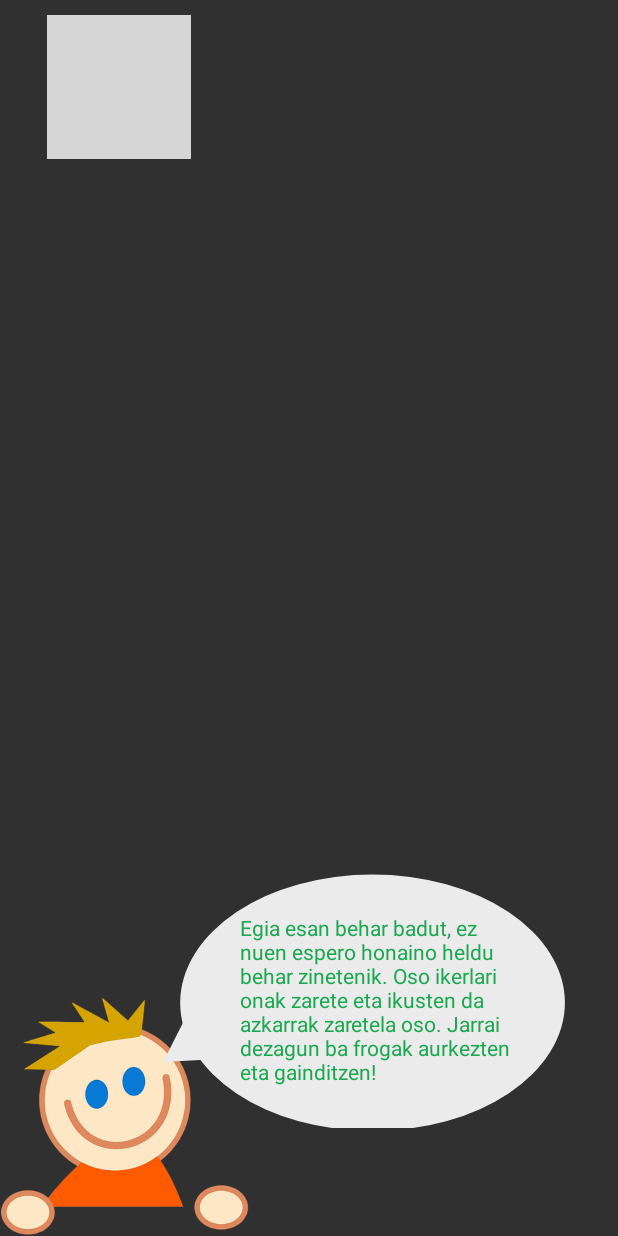
After one commit to Marck-G/LaudioApp, an Android app: the Katuxa1Activity screen opened directly, with no data from a screen before it, on a phone screen of 412 x 824 dp. The commit adds this screen. Run offline under Robolectric (Android 15) with nearby library versions, the phone set to English and light mode, and no system bars; grey boxes are pictures that could not be loaded.

Commit message:
Creada la clase Katuxa1
Signed-off-by: Marck C. Guzmán <marck.guzman.dev@gmail.com>

```diff
--- /dev/null
+++ b/app/src/main/java/com/dev/mohawk/laudioapp/Katuxa1Activity.java
@@ -0,0 +1,13 @@
+package com.dev.mohawk.laudioapp;
+
+import android.support.v7.app.AppCompatActivity;
+import android.os.Bundle;
+
+public class Katuxa1Activity extends AppCompatActivity {
+
+    @Override
+    protected void onCreate(Bundle savedInstanceState) {
+        super.onCreate(savedInstanceState);
+        setContentView(R.layout.activity_katuxa1);
+    }
+}
--- /dev/null
+++ b/app/src/main/res/layout/activity_katuxa1.xml
@@ -0,0 +1,76 @@
+<?xml version="1.0" encoding="utf-8"?>
+<android.support.constraint.ConstraintLayout xmlns:android="http://schemas.android.com/apk/res/android"
+    xmlns:app="http://schemas.android.com/apk/res-auto"
+    xmlns:tools="http://schemas.android.com/tools"
+    android:layout_width="match_parent"
+    android:layout_height="match_parent"
+    tools:context=".Katuxa1Activity">
+
+    <android.support.constraint.ConstraintLayout
+        android:id="@+id/katuxa1_txomin"
+        android:layout_width="wrap_content"
+        android:layout_height="262dp"
+        app:layout_constraintBottom_toBottomOf="parent"
+        app:layout_constraintStart_toStartOf="parent">
+
+        <ImageView
+            android:layout_width="172dp"
+            android:layout_height="160dp"
+            android:src="@drawable/txomin"
+            app:layout_constraintBottom_toBottomOf="parent"
+            tools:layout_editor_absoluteX="0dp" />
+
+        <android.support.constraint.ConstraintLayout
+            android:id="@+id/katuxa1_dialogo"
+            android:layout_width="284dp"
+            android:layout_height="178dp"
+            android:layout_marginStart="100dp"
+            android:layout_marginLeft="100dp"
+            android:layout_marginBottom="72dp"
+            app:layout_constraintBottom_toBottomOf="parent"
+            app:layout_constraintStart_toStartOf="parent">
+
+            <ImageView
+                android:id="@+id/imageView14"
+                android:layout_width="300dp"
+                android:layout_height="189dp"
+                android:layout_marginTop="7dp"
+                android:layout_marginBottom="7dp"
+                android:src="@drawable/ic_bocatatx"
+                app:layout_constraintBottom_toBottomOf="parent"
+                app:layout_constraintEnd_toEndOf="parent"
+                app:layout_constraintStart_toStartOf="parent"
+                app:layout_constraintTop_toTopOf="parent" />
+
+            <TextView
+                android:id="@+id/txomin15"
+                android:layout_width="185dp"
+                android:layout_height="122dp"
+                android:layout_marginTop="8dp"
+                android:text="@string/txomin15"
+                android:textColor="@color/verde4"
+                app:layout_constraintBottom_toBottomOf="@+id/imageView14"
+                app:layout_constraintEnd_toEndOf="@+id/imageView14"
+                app:layout_constraintHorizontal_bias="0.591"
+                app:layout_constraintStart_toStartOf="@+id/imageView14"
+                app:layout_constraintTop_toTopOf="@+id/imageView14"
+                app:layout_constraintVertical_bias="0.53999996" />
+        </android.support.constraint.ConstraintLayout>
+    </android.support.constraint.ConstraintLayout>
+
+    <android.support.constraint.ConstraintLayout
+        android:id="@+id/katuxa1_img"
+        android:layout_width="350dp"
+        android:layout_height="457dp"
+        android:layout_marginTop="10dp"
+        app:layout_constraintEnd_toEndOf="parent"
+        app:layout_constraintStart_toStartOf="parent"
+        app:layout_constraintTop_toTopOf="parent">
+
+        <ImageView
+            android:layout_width="wrap_content"
+            android:layout_height="wrap_content"
+            android:src="@drawable/armarria" />
+    </android.support.constraint.ConstraintLayout>
+
+</android.support.constraint.ConstraintLayout>
--- a/app/src/main/res/values/strings.xml
+++ b/app/src/main/res/values/strings.xml
@@ -62,5 +62,15 @@ aurkitzeko aukera galduko duzue”</string>
         Bertan, urte askotan zehar, teilak, adreilu erregogorrak eta zeramika produktuak
         egiten ziren. Bere garaiko tximinia mantentzen da gaur egun.
     </string>
+    <string name="txomin15">
+        Egia esan behar badut, ez nuen espero honaino heldu behar
+        zinetenik. Oso ikerlari onak zarete eta ikusten da azkarrak zaretela oso. Jarrai
+        dezagun ba frogak aurkezten eta gainditzen!
+    </string>
+    <string name="txomin16">
+        Oraingo honetan armarri bat agertuko zaigu;
+        ... uooohh!!; badirudi ondare honetako
+        jendea garrantzitsua izan behar zela...
+    </string>
 
 </resources>
```
